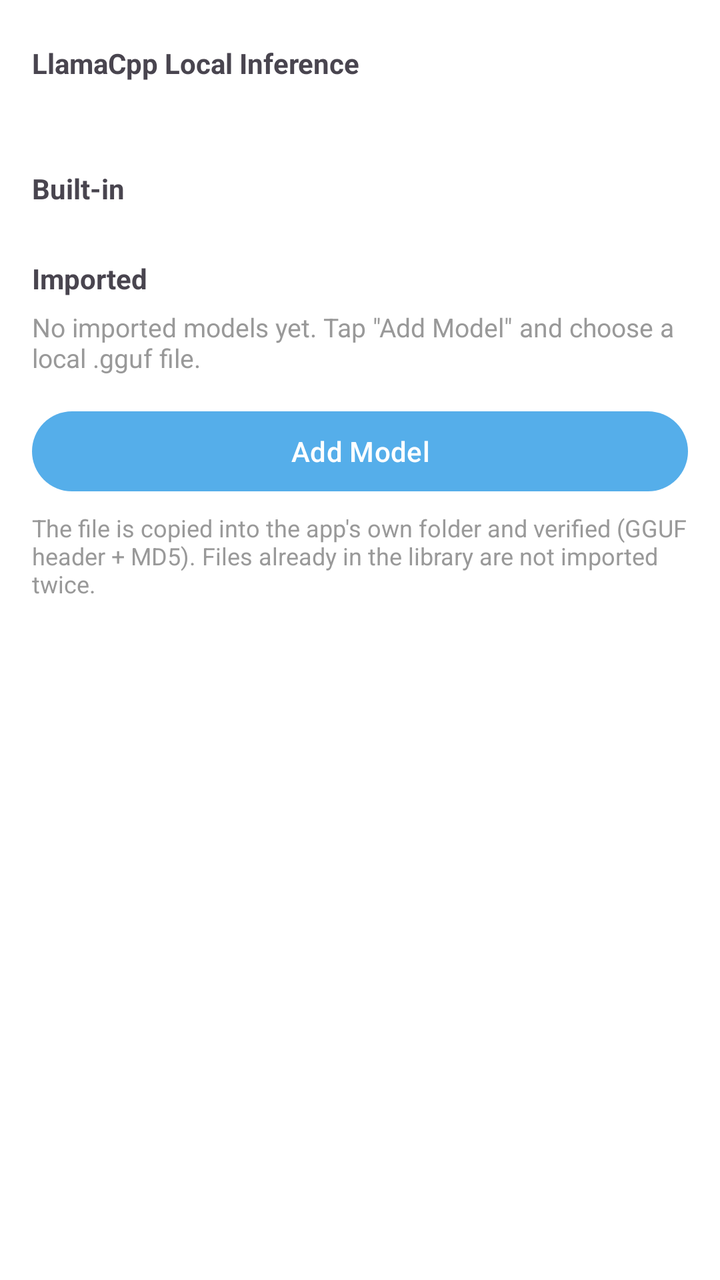
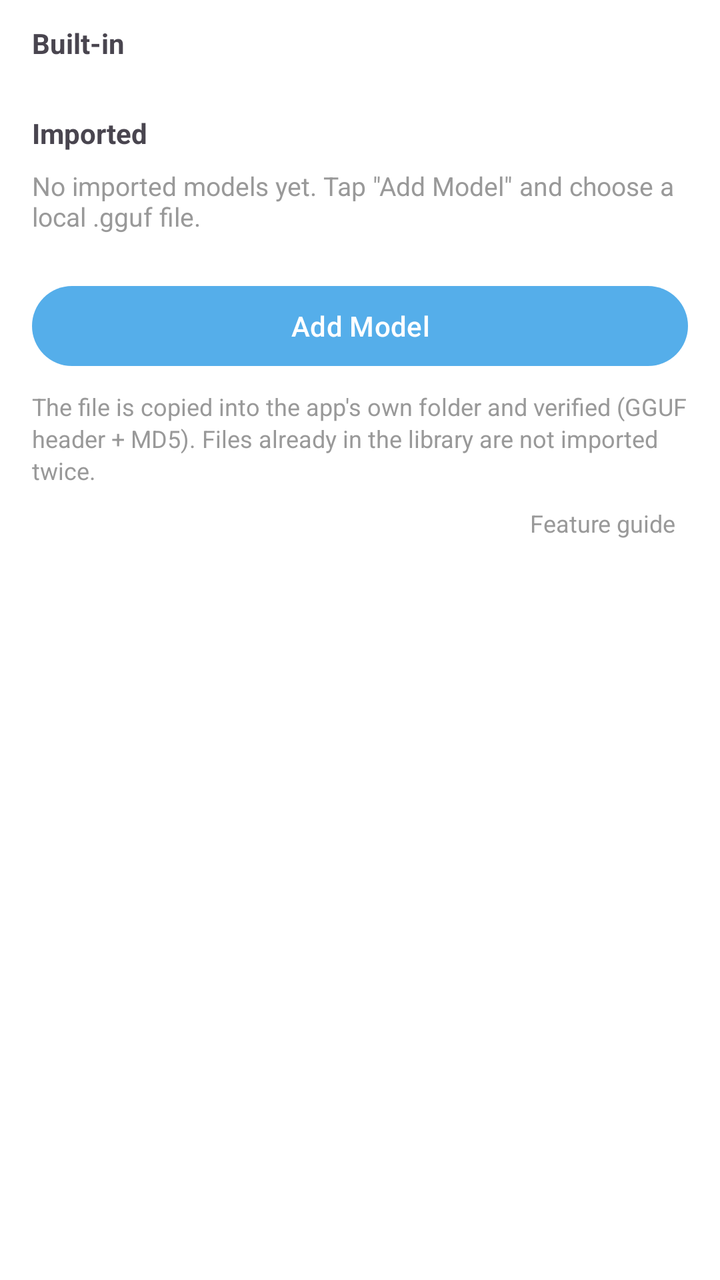

Before-and-after screenshots of an Android layout around one commit, followed by the original layout XML and the change that was made.
<!-- AndroidManifest.xml: application theme Theme.MT -->
<!-- res/layout/fragment_llamacpp_model.xml -->
<?xml version="1.0" encoding="utf-8"?>
<ScrollView xmlns:android="http://schemas.android.com/apk/res/android"
    android:layout_width="match_parent"
    android:layout_height="match_parent"
    android:fillViewport="true">

    <LinearLayout
        android:layout_width="match_parent"
        android:layout_height="wrap_content"
        android:orientation="vertical"
        android:padding="16dp">

        
        <TextView
            android:id="@+id/introTitle"
            android:layout_width="match_parent"
            android:layout_height="wrap_content"
            android:paddingVertical="6dp"
            android:text="@string/llamacpp_intro_title"
            android:textSize="14sp"
            android:textStyle="bold" />

        <TextView
            android:id="@+id/introText"
            android:layout_width="match_parent"
            android:layout_height="wrap_content"
            android:lineSpacingExtra="3dp"
            android:textColor="@color/text_tertiary"
            android:textSize="13sp" />

        
        <TextView
            android:layout_width="match_parent"
            android:layout_height="wrap_content"
            android:layout_marginTop="14dp"
            android:paddingVertical="6dp"
            android:text="@string/llamacpp_group_builtin"
            android:textSize="14sp"
            android:textStyle="bold" />

        <LinearLayout
            android:id="@+id/builtinContainer"
            android:layout_width="match_parent"
            android:layout_height="wrap_content"
            android:orientation="vertical" />

        
        <TextView
            android:layout_width="match_parent"
            android:layout_height="wrap_content"
            android:layout_marginTop="14dp"
            android:paddingVertical="6dp"
            android:text="@string/llamacpp_group_imported"
            android:textSize="14sp"
            android:textStyle="bold" />

        <TextView
            android:id="@+id/importedEmpty"
            android:layout_width="match_parent"
            android:layout_height="wrap_content"
            android:text="@string/llamacpp_empty_imported"
            android:textColor="@color/text_tertiary"
            android:textSize="13sp" />

        <LinearLayout
            android:id="@+id/importedContainer"
            android:layout_width="match_parent"
            android:layout_height="wrap_content"
            android:orientation="vertical" />

        
        <Button
            android:id="@+id/btnAddModel"
            android:layout_width="match_parent"
            android:layout_height="wrap_content"
            android:layout_marginTop="14dp"
            android:text="@string/llamacpp_add_model" />

        <TextView
            android:id="@+id/addHint"
            android:layout_width="match_parent"
            android:layout_height="wrap_content"
            android:layout_marginTop="6dp"
            android:text="@string/llamacpp_import_hint"
            android:textColor="@color/text_tertiary"
            android:textSize="12sp" />

        
        <LinearLayout
            android:id="@+id/importProgressBox"
            android:layout_width="match_parent"
            android:layout_height="wrap_content"
            android:layout_marginTop="10dp"
            android:orientation="vertical"
            android:visibility="gone">

            <TextView
                android:id="@+id/importProgressText"
                android:layout_width="match_parent"
                android:layout_height="wrap_content"
                android:text="@string/llamacpp_import_started"
                android:textSize="13sp" />

            <ProgressBar
                android:id="@+id/importProgress"
                style="?android:attr/progressBarStyleHorizontal"
                android:layout_width="match_parent"
                android:layout_height="wrap_content"
                android:max="100" />
        </LinearLayout>
    </LinearLayout>
</ScrollView>
<!-- resources referenced by this layout -->
<resources>
  <color name="text_tertiary">#999999</color>
  <string name="llamacpp_add_model">Add Model</string>
  <string name="llamacpp_empty_imported">No imported models yet. Tap \"Add Model\" and choose a local .gguf file.</string>
  <string name="llamacpp_group_builtin">Built-in</string>
  <string name="llamacpp_group_imported">Imported</string>
  <string name="llamacpp_import_hint">The file is copied into the app\'s own folder and verified (GGUF header + MD5). Files already in the library are not imported twice.</string>
  <string name="llamacpp_import_started">Importing…</string>
  <string name="llamacpp_intro_title">LlamaCpp Local Inference</string>
  <style name="Theme.MT" parent="Base.Theme.MT">
          
          <item name="android:navigationBarColor">@android:color/transparent</item>
          <item name="android:statusBarColor">@android:color/transparent</item>
          <item name="android:windowLightStatusBar">?attr/isLightTheme</item>
      </style>
  <style name="Base.Theme.MT" parent="Theme.Material3.DayNight.NoActionBar">
          <item name="colorPrimary">@color/primary</item>
          <item name="preferenceTheme">@style/AppPreferenceTheme</item>
          <item name="android:windowBackground">@color/surface</item>
          <item name="android:navigationBarColor">
              @android:color/transparent
          </item>
          <item name="android:enforceNavigationBarContrast">false</item>
          <item name="android:enforceStatusBarContrast">false</item>
      </style>
  <color name="primary">#55AEEA</color>
  <style name="AppPreferenceTheme" parent="@style/PreferenceThemeOverlay">
          <item name="android:preferenceStyle">@style/AppPrefStyle</item>
      </style>
  <color name="surface">#FFFFFF</color>
  <style name="AppPrefStyle">
          <item name="android:layout">@layout/preference_item_fit</item>
      </style>
</resources>

<!-- the commit's change to res/layout/fragment_llamacpp_model.xml (unified diff, before → after) -->
@@ -8,32 +8,15 @@
         android:layout_width="match_parent"
         android:layout_height="wrap_content"
         android:orientation="vertical"
-        android:padding="16dp">
-
-        
-        <TextView
-            android:id="@+id/introTitle"
-            android:layout_width="match_parent"
-            android:layout_height="wrap_content"
-            android:paddingVertical="6dp"
-            android:text="@string/llamacpp_intro_title"
-            android:textSize="14sp"
-            android:textStyle="bold" />
-
-        <TextView
-            android:id="@+id/introText"
-            android:layout_width="match_parent"
-            android:layout_height="wrap_content"
-            android:lineSpacingExtra="3dp"
-            android:textColor="@color/text_tertiary"
-            android:textSize="13sp" />
+        android:paddingHorizontal="16dp"
+        android:paddingTop="12dp"
+        android:paddingBottom="20dp">
 
         
         <TextView
             android:layout_width="match_parent"
             android:layout_height="wrap_content"
-            android:layout_marginTop="14dp"
-            android:paddingVertical="6dp"
+            android:paddingBottom="8dp"
             android:text="@string/llamacpp_group_builtin"
             android:textSize="14sp"
             android:textStyle="bold" />
@@ -48,8 +31,8 @@
         <TextView
             android:layout_width="match_parent"
             android:layout_height="wrap_content"
-            android:layout_marginTop="14dp"
-            android:paddingVertical="6dp"
+            android:layout_marginTop="18dp"
+            android:paddingBottom="8dp"
             android:text="@string/llamacpp_group_imported"
             android:textSize="14sp"
             android:textStyle="bold" />
@@ -58,6 +41,7 @@
             android:id="@+id/importedEmpty"
             android:layout_width="match_parent"
             android:layout_height="wrap_content"
+            android:layout_marginBottom="4dp"
             android:text="@string/llamacpp_empty_imported"
             android:textColor="@color/text_tertiary"
             android:textSize="13sp" />
@@ -73,15 +57,30 @@
             android:id="@+id/btnAddModel"
             android:layout_width="match_parent"
             android:layout_height="wrap_content"
-            android:layout_marginTop="14dp"
+            android:layout_marginTop="18dp"
             android:text="@string/llamacpp_add_model" />
 
         <TextView
             android:id="@+id/addHint"
             android:layout_width="match_parent"
             android:layout_height="wrap_content"
+            android:layout_marginTop="8dp"
+            android:lineSpacingExtra="2dp"
+            android:text="@string/llamacpp_import_hint"
+            android:textColor="@color/text_tertiary"
+            android:textSize="12sp" />
+
+        
+        <TextView
+            android:id="@+id/btnIntroLink"
+            android:layout_width="wrap_content"
+            android:layout_height="wrap_content"
+            android:layout_gravity="end"
             android:layout_marginTop="6dp"
-            android:text="@string/llamacpp_import_hint"
+            android:background="?android:attr/selectableItemBackground"
+            android:paddingHorizontal="6dp"
+            android:paddingVertical="4dp"
+            android:text="@string/llamacpp_view_intro"
             android:textColor="@color/text_tertiary"
             android:textSize="12sp" />
 
@@ -90,7 +89,7 @@
             android:id="@+id/importProgressBox"
             android:layout_width="match_parent"
             android:layout_height="wrap_content"
-            android:layout_marginTop="10dp"
+            android:layout_marginTop="14dp"
             android:orientation="vertical"
             android:visibility="gone">
 
@@ -106,6 +105,7 @@
                 style="?android:attr/progressBarStyleHorizontal"
                 android:layout_width="match_parent"
                 android:layout_height="wrap_content"
+                android:layout_marginTop="6dp"
                 android:max="100" />
         </LinearLayout>
     </LinearLayout>
<!-- resource entries referenced after the edit -->
@@ -7,7 +7,7 @@
   <string name="llamacpp_group_imported">Imported</string>
   <string name="llamacpp_import_hint">The file is copied into the app\'s own folder and verified (GGUF header + MD5). Files already in the library are not imported twice.</string>
   <string name="llamacpp_import_started">Importing…</string>
-  <string name="llamacpp_intro_title">LlamaCpp Local Inference</string>
+  <string name="llamacpp_view_intro">Feature guide</string>
   <style name="Theme.MT" parent="Base.Theme.MT">
           
           <item name="android:navigationBarColor">@android:color/transparent</item>
